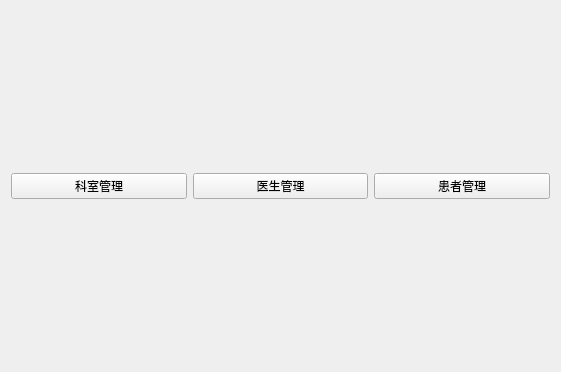
suyisora/QtCourse, file lab3/welcomeview.ui: the form before one commit.
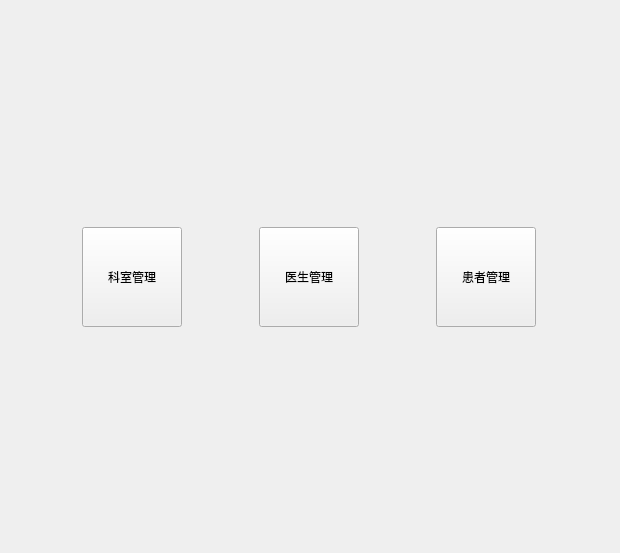
The form after the commit.

Patch:
```diff
--- a/lab3/welcomeview.ui
+++ b/lab3/welcomeview.ui
@@ -6,8 +6,8 @@
    <rect>
     <x>0</x>
     <y>0</y>
-    <width>561</width>
-    <height>372</height>
+    <width>620</width>
+    <height>553</height>
    </rect>
   </property>
   <property name="windowTitle">
@@ -31,6 +31,18 @@
     <layout class="QHBoxLayout" name="horizontalLayout">
      <item>
       <widget class="QPushButton" name="pushButton">
+       <property name="sizePolicy">
+        <sizepolicy hsizetype="Fixed" vsizetype="Fixed">
+         <horstretch>0</horstretch>
+         <verstretch>10</verstretch>
+        </sizepolicy>
+       </property>
+       <property name="minimumSize">
+        <size>
+         <width>100</width>
+         <height>100</height>
+        </size>
+       </property>
        <property name="text">
         <string>科室管理</string>
        </property>
@@ -38,6 +50,18 @@
      </item>
      <item>
       <widget class="QPushButton" name="pushButton_2">
+       <property name="sizePolicy">
+        <sizepolicy hsizetype="Fixed" vsizetype="Fixed">
+         <horstretch>0</horstretch>
+         <verstretch>10</verstretch>
+        </sizepolicy>
+       </property>
+       <property name="minimumSize">
+        <size>
+         <width>100</width>
+         <height>100</height>
+        </size>
+       </property>
        <property name="text">
         <string>医生管理</string>
        </property>
@@ -45,6 +69,18 @@
      </item>
      <item>
       <widget class="QPushButton" name="pushButton_3">
+       <property name="sizePolicy">
+        <sizepolicy hsizetype="Fixed" vsizetype="Fixed">
+         <horstretch>0</horstretch>
+         <verstretch>10</verstretch>
+        </sizepolicy>
+       </property>
+       <property name="minimumSize">
+        <size>
+         <width>100</width>
+         <height>100</height>
+        </size>
+       </property>
        <property name="text">
         <string>患者管理</string>
        </property>
```
